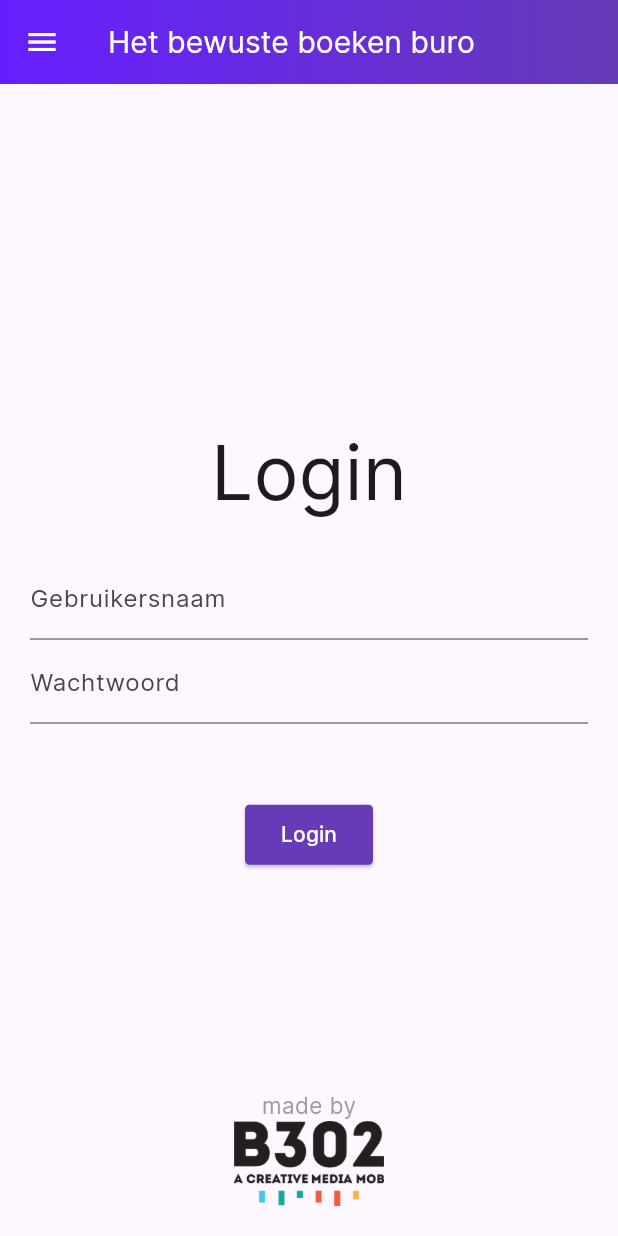
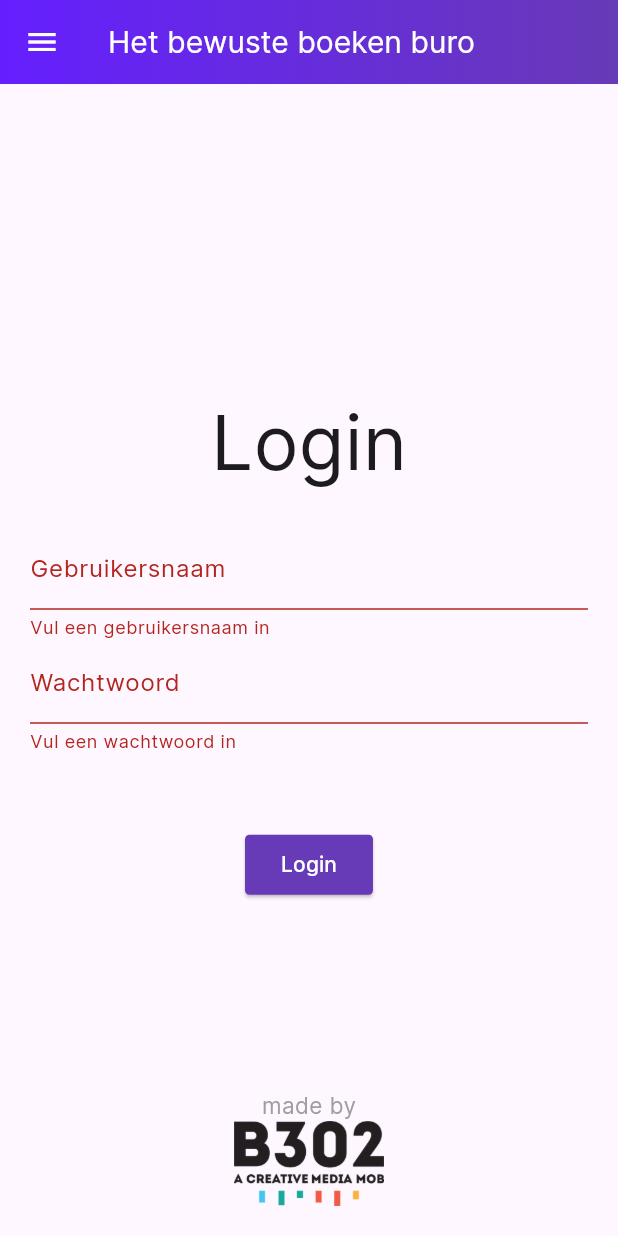
Before and after one commit to benjaminaarsen2/flutter-course, a Flutter app: the screen it shows after launch, after a tap on "Login", on a phone screen of 412 x 824 dp. Run offline on Flutter 3.47's test engine with Material 3 defaults, Android fonts, the phone set to English and light mode, and no system bars; our stand-ins replace flutter_secure_storage.

Commit message:
Start on login screen, jwt is saved, but we need to read it back on the startup of the app

```diff
--- a/lib/pages/login.dart
+++ b/lib/pages/login.dart
@@ -1,5 +1,8 @@
 import 'package:flutter/material.dart';
 import 'package:flutter_application_1/components/button.dart';
+import 'package:flutter_application_1/global_context.dart';
+import 'package:flutter_application_1/providers/login_provider.dart';
+import 'package:flutter_application_1/providers/secure_storage_provider.dart';
 
 class Login extends StatelessWidget {
   const Login({super.key});
@@ -15,29 +18,7 @@ class Login extends StatelessWidget {
             const Text('Login', style: TextStyle(fontSize: 50)),
             Container(
               padding: const EdgeInsets.all(20),
-              child: Column(
-                mainAxisAlignment: MainAxisAlignment.spaceBetween,
-                children: [
-                  TextFormField(
-                    decoration: const InputDecoration(
-                        border: UnderlineInputBorder(),
-                        labelText: 'Gebruikersnaam'),
-                  ),
-                  TextFormField(
-                    decoration: const InputDecoration(
-                        border: UnderlineInputBorder(),
-                        labelText: 'Wachtwoord'),
-                  ),
-                  const Padding(padding: EdgeInsets.all(25)),
-                  CustomButton(
-                      key: const Key('login_button'),
-                      onPressed: () => {
-
-                      },
-                      child: const Text('Login',
-                          style: TextStyle(color: Colors.white))),
-                ],
-              ),
+              child: LoginForm(),
             ),
           ],
         ),
@@ -61,3 +42,62 @@ class Login extends StatelessWidget {
     );
   }
 }
+
+class LoginForm extends StatefulWidget {
+  const LoginForm({super.key});
+
+  @override
+  LoginFormState createState() {
+    return LoginFormState();
+  }
+}
+
+class LoginFormState extends State<LoginForm> {
+  final _formKey = GlobalKey<FormState>();
+  String email = '';
+  String password = '';
+
+  @override
+  Widget build(BuildContext context) {
+    return Form(
+      key: _formKey,
+      child: Column(
+        mainAxisAlignment: MainAxisAlignment.spaceBetween,
+        children: [
+          TextFormField(
+            decoration: const InputDecoration(
+                border: UnderlineInputBorder(), labelText: 'Gebruikersnaam'),
+            validator: (value) =>
+                value!.isEmpty ? 'Vul een gebruikersnaam in' : null,
+            onChanged: (value) => email = value,
+          ),
+          TextFormField(
+            decoration: const InputDecoration(
+                border: UnderlineInputBorder(), labelText: 'Wachtwoord'),
+            validator: (value) =>
+                value!.isEmpty ? 'Vul een wachtwoord in' : null,
+            onChanged: (value) => password = value,
+          ),
+          const Padding(padding: EdgeInsets.all(25)),
+          CustomButton(
+              key: const Key('login_button'),
+              onPressed: () => {
+                    if (_formKey.currentState!.validate())
+                      {
+                        login(email, password)
+                            .then((accessToken) => {
+                                  SecureStorage().write('jwt', accessToken),
+                                  ScaffoldMessenger.of(context).showSnackBar(
+                                      const SnackBar(
+                                          content: Text('Login successful'))),
+                                })
+                            .catchError((error) => {print(error)})
+                      }
+                  },
+              child:
+                  const Text('Login', style: TextStyle(color: Colors.white))),
+        ],
+      ),
+    );
+  }
+}
--- /dev/null
+++ b/lib/providers/secure_storage_provider.dart
@@ -0,0 +1,25 @@
+import 'package:flutter_secure_storage/flutter_secure_storage.dart';
+
+class SecureStorage {
+  static final SecureStorage _instance = SecureStorage._internal();
+
+  factory SecureStorage() {
+    return _instance;
+  }
+  SecureStorage._internal();
+
+  Future<void> write(String key, String value) async {
+    await _storage.write(key: key, value: value);
+  }
+
+  Future<String?> read(String key) async {
+    return await _storage.read(key: key);
+  }
+
+  Future<void> delete(String key) async {
+    await _storage.delete(key: key);
+  }
+
+  final FlutterSecureStorage _storage = const FlutterSecureStorage(
+      aOptions: AndroidOptions(encryptedSharedPreferences: true));
+}
--- a/pubspec.yaml
+++ b/pubspec.yaml
@@ -36,6 +36,8 @@ dependencies:
   # Use with the CupertinoIcons class for iOS style icons.
   cupertino_icons: ^1.0.6
   shared_preferences: ^2.2.3
+  http: ^1.2.1
+  flutter_secure_storage: ^9.2.2
 
 dev_dependencies:
   flutter_test:
```
Also changed, not shown: lib/pages/home.dart (added, +22 -0 lines), lib/providers/login_provider.dart (added, +21 -0 lines), pubspec.lock, 5 other files.
